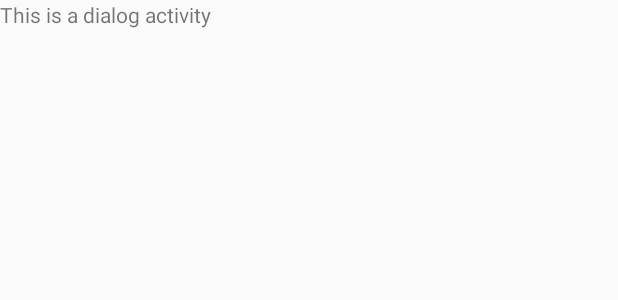
After one commit to guoyu07/android-demo, an Android app: the layout activity_dialog.xml on its own in the app's theme, with its tools: preview values and no code run, on a phone screen of 412 x 824 dp. The commit adds this screen. Shown: the top 300 px of the screen. Run offline under Robolectric (Android 15) with nearby library versions, the phone set to English and light mode, and no system bars.

Commit message:
安卓生命周期深入理解

```diff
--- a/HelloWorld/app/src/main/AndroidManifest.xml
+++ b/HelloWorld/app/src/main/AndroidManifest.xml
@@ -42,6 +42,10 @@
         </activity>
         <activity android:name=".FourthActivity">
         </activity>
+        <activity android:name=".NormalActivity">
+        </activity>
+        <activity android:name=".DialogActivity" android:theme="@style/Theme.AppCompat.Dialog">
+        </activity>
     </application>
 
 </manifest>
--- /dev/null
+++ b/HelloWorld/app/src/main/res/layout/activity_dialog.xml
@@ -0,0 +1,16 @@
+<?xml version="1.0" encoding="utf-8"?>
+<LinearLayout
+    xmlns:android="http://schemas.android.com/apk/res/android"
+    xmlns:app="http://schemas.android.com/apk/res-auto"
+    xmlns:tools="http://schemas.android.com/tools"
+    android:layout_width="match_parent"
+    android:layout_height="match_parent"
+    tools:context="name.siguoya.helloworld.DialogActivity">
+
+    <TextView
+        android:id="@+id/textView2"
+        android:layout_width="wrap_content"
+        android:layout_height="wrap_content"
+        android:layout_weight="1"
+        android:text="This is a dialog activity"/>
+</LinearLayout>
```
Also changed, not shown: HelloWorld/app/src/main/java/name/siguoya/helloworld/DialogActivity.java (added, +13 -0 lines), HelloWorld/app/src/main/java/name/siguoya/helloworld/FirstActivity.java (+76 -6 lines), HelloWorld/app/src/main/java/name/siguoya/helloworld/NormalActivity.java (added, +13 -0 lines), HelloWorld/app/src/main/res/layout/activity_normal.xml (added, +16 -0 lines), HelloWorld/app/src/main/res/layout/first_activity.xml (+10 -0 lines).
